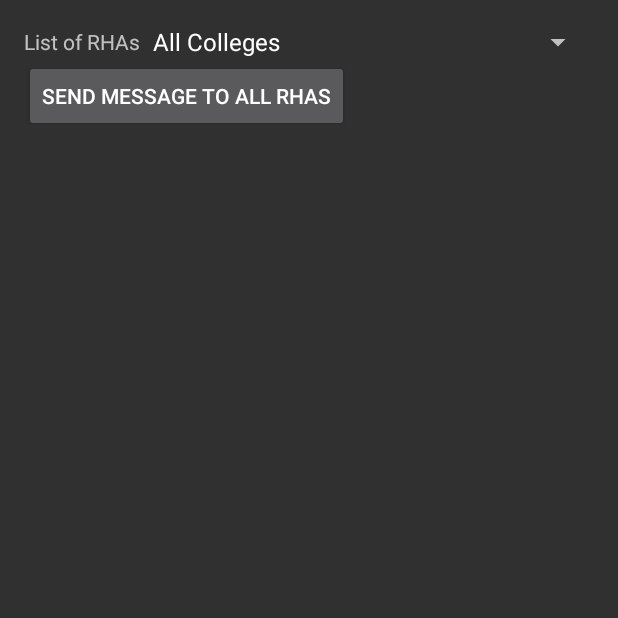
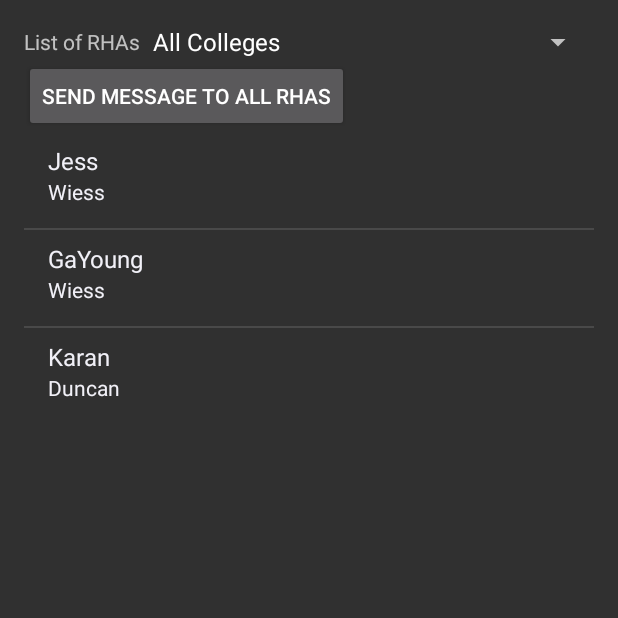
Before and after one commit to jdvp/RHApp, an Android app: the RHAList screen opened directly, with no data from a screen before it, on a phone screen of 412 x 824 dp, the top half of it. Run offline under Robolectric (Android 15) with nearby library versions, the phone set to English and light mode, and no system bars.

Commit message:
RHA list view

```diff
--- a/app/src/main/java/net/rhapp/rhapp/RHAList.java
+++ b/app/src/main/java/net/rhapp/rhapp/RHAList.java
@@ -7,13 +7,11 @@ import android.content.Loader;
 import android.database.Cursor;
 import android.support.v7.app.ActionBarActivity;
 import android.os.Bundle;
+import android.util.Log;
 import android.view.Menu;
 import android.view.MenuItem;
 import android.view.View;
-import android.widget.AdapterView;
-import android.widget.ListView;
-import android.widget.Spinner;
-import android.widget.Toast;
+import android.widget.*;
 
 import java.util.ArrayList;
 import java.util.HashMap;
@@ -21,10 +19,12 @@ import java.util.List;
 import java.util.Map;
 
 
-public class RHAList extends ActionBarActivity implements LoaderManager.LoaderCallbacks<Cursor> {
+public class RHAList extends ActionBarActivity {
 
     private String collegeSelection;
     private List<Map<String, String>> practiceList;
+    SimpleAdapter simpleAdpt;
+    ListView rhaList;
 
     @Override
     protected void onCreate(Bundle savedInstanceState) {
@@ -33,14 +33,20 @@ public class RHAList extends ActionBarActivity implements LoaderManager.LoaderCa
 
         // set stuff
         Spinner collegeSelectSpinner = (Spinner) findViewById(R.id.collegeSelection);
-        ListView rhaList = (ListView) findViewById(R.id.listOfRHAs);
+        rhaList = (ListView) findViewById(R.id.listOfRHAs);
+        collegeSelection = "All Colleges";
 
         // set listeners
         collegeSelectSpinner.setOnItemSelectedListener(new collegeSelectListener());
         rhaList.setOnItemClickListener(new rhaListListener());
 
-        practiceList = new ArrayList<Map<String,String>>();
+        // trying out lists
+        practiceList = new ArrayList<>();
         initList();
+        simpleAdpt = new SimpleAdapter(this, filteredPracticeList(),
+                android.R.layout.simple_list_item_2, new String[] {"name", "college"},
+                new int[] {android.R.id.text1, android.R.id.text2});
+        rhaList.setAdapter(simpleAdpt);
 
     }
 
@@ -67,26 +73,20 @@ public class RHAList extends ActionBarActivity implements LoaderManager.LoaderCa
         return super.onOptionsItemSelected(item);
     }
 
-    @Override
-    public Loader<Cursor> onCreateLoader(int id, Bundle args) {
-        return null;
-    }
-
-    @Override
-    public void onLoadFinished(Loader<Cursor> loader, Cursor data) {
-
-    }
-
-    @Override
-    public void onLoaderReset(Loader<Cursor> loader) {
-
-    }
-
     private class collegeSelectListener implements AdapterView.OnItemSelectedListener {
 
         @Override
         public void onItemSelected(AdapterView<?> parent, View view, int position, long id) {
             collegeSelection = (String) parent.getItemAtPosition(position);
+
+
+//            simpleAdpt = new SimpleAdapter(getBaseContext(), practiceList,
+//                    android.R.layout.simple_list_item_1, new String[] {collegeSelection},
+//                    new int[] {android.R.id.text1});
+            simpleAdpt = new SimpleAdapter(getBaseContext(), filteredPracticeList(),
+                    android.R.layout.simple_list_item_2, new String[] {"name", "college"},
+                    new int[] {android.R.id.text1, android.R.id.text2});
+            rhaList.setAdapter(simpleAdpt);
 
             // temporary: displays a message
             Context context = getApplicationContext();
@@ -99,7 +99,7 @@ public class RHAList extends ActionBarActivity implements LoaderManager.LoaderCa
 
         @Override
         public void onNothingSelected(AdapterView<?> parent) {
-            collegeSelection = "All";
+            collegeSelection = "All Colleges";
         }
     }
 
@@ -126,17 +126,35 @@ public class RHAList extends ActionBarActivity implements LoaderManager.LoaderCa
         startActivity(msgToAllIntent);
     }
 
-    private HashMap<String, String> dummyID (String college, String name) {
-        HashMap<String, String> thing = new HashMap<String, String>();
-        thing.put(college, name);
+    private HashMap<String, String> dummyID (String college, String name, String color) {
+        HashMap<String, String> thing = new HashMap<>();
+        thing.put("college", college);
+        thing.put("name", name);
+        thing.put("color", color);
         return thing;
     }
 
 
     private void initList() {
-        practiceList.add(dummyID("Wiess", "Jess"));
-        practiceList.add(dummyID("Wiess", "GaYoung"));
-        practiceList.add(dummyID("Karan", "S"));
+        practiceList.add(dummyID("Wiess", "Jess", "white"));
+        practiceList.add(dummyID("Wiess", "GaYoung", "pink"));
+        practiceList.add(dummyID("Duncan", "Karan", "blue"));
+    }
+
+    // filters the list of RHAs by college
+    private List<Map<String, String>> filteredPracticeList() {
+
+        List<Map<String, String>> filtered = new ArrayList<>();
+
+        for (Map<String, String> map : practiceList) {
+
+            if (collegeSelection.equals("All Colleges") ||
+                    map.get("college").equals(collegeSelection))
+                filtered.add(map);
+        }
+
+        return filtered;
+
     }
 
 }
--- a/app/src/main/res/layout/activity_rhalist.xml
+++ b/app/src/main/res/layout/activity_rhalist.xml
@@ -40,5 +40,5 @@
             android:layout_width="wrap_content"
             android:layout_height="wrap_content"
             android:id="@+id/listOfRHAs" android:layout_below="@+id/sendToAllBtn" android:layout_alignParentLeft="true"
-            android:layout_alignParentStart="true"/>
+            android:layout_alignParentStart="true" android:choiceMode="singleChoice"/>
 </RelativeLayout>
```
